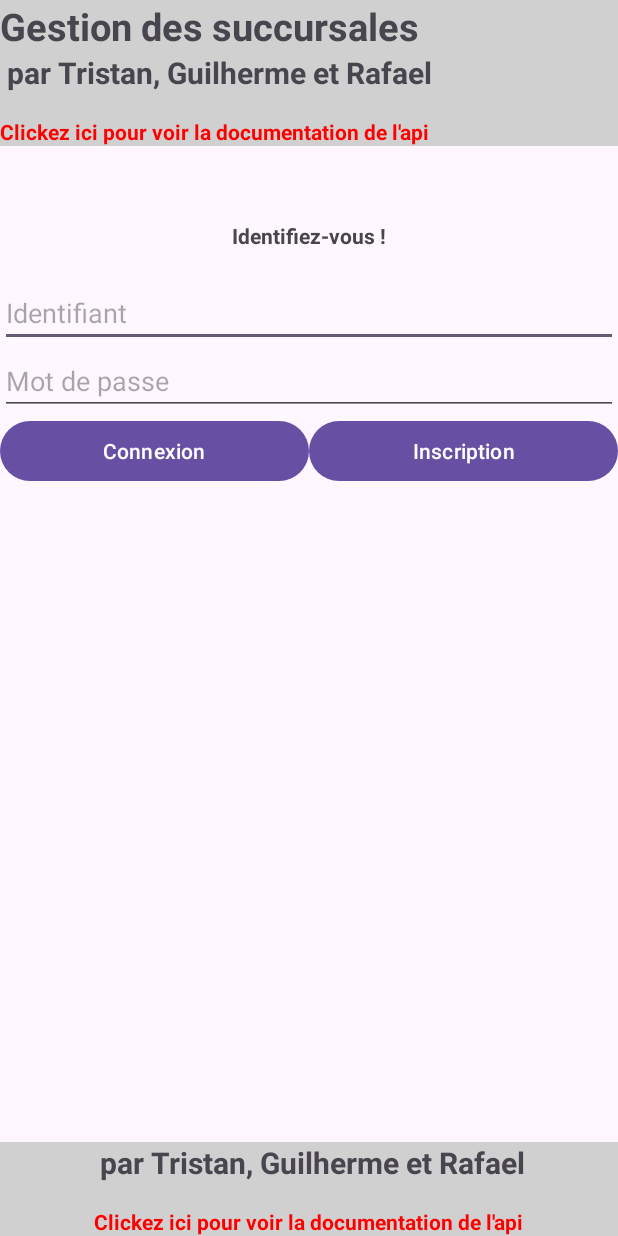
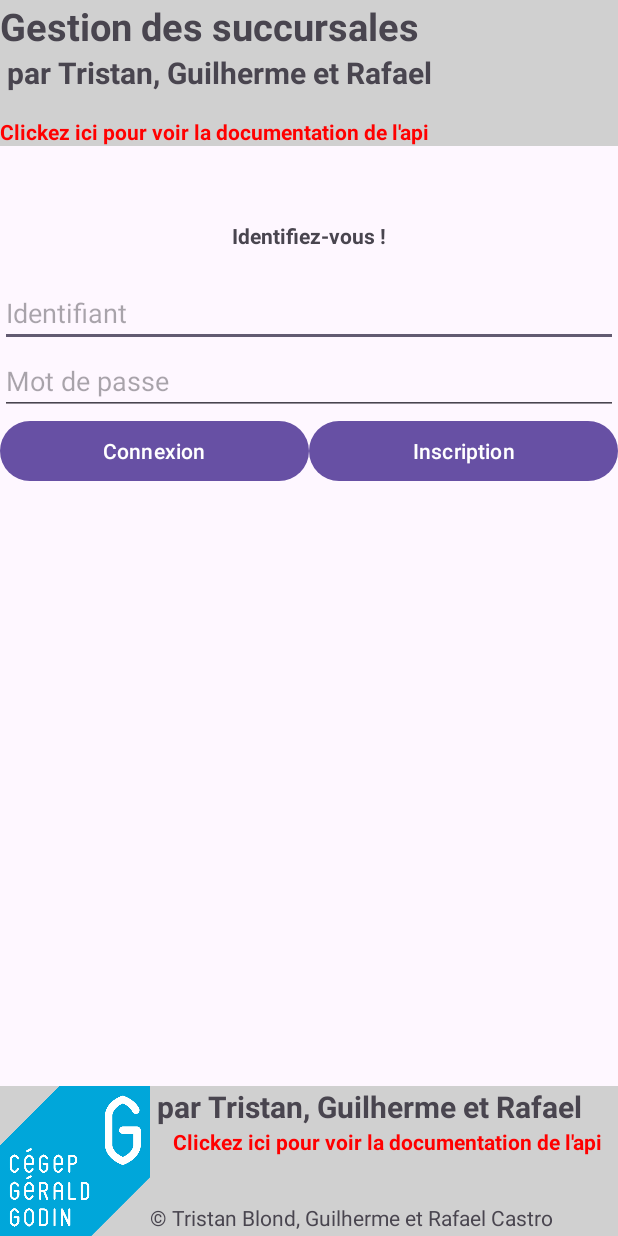
Before and after one commit to Tantris514/Gestion-des-succursales-android, an Android app: the screen it shows after launch (MainActivity), on a phone screen of 412 x 824 dp. Run offline under Robolectric (Android 15) with nearby library versions, the phone set to English and light mode, and no system bars.

Commit message:
Added the image

```diff
--- a/app/src/main/res/layout/activity_main.xml
+++ b/app/src/main/res/layout/activity_main.xml
@@ -104,7 +104,6 @@
         app:layout_constraintRight_toRightOf="parent" />
 
 
-
     <androidx.constraintlayout.widget.ConstraintLayout
         android:id="@+id/footerInfo"
         android:layout_width="match_parent"
@@ -115,15 +114,14 @@
         app:layout_constraintRight_toRightOf="parent">
 
         <ImageView
-            android:id="@+id/footerTitle"
-            android:layout_width="wrap_content"
-            android:layout_height="wrap_content"
-            android:text="Gestion des succursales"
-            android:textSize="25sp"
-            android:textStyle="bold"
-            app:layout_constraintTop_toTopOf="parent"
-            app:layout_constraintLeft_toLeftOf="parent"
-            app:layout_constraintRight_toRightOf="parent"/>
+            android:id="@+id/footerImage"
+            android:layout_width="100dp"
+            android:layout_height="100dp"
+            android:src="@drawable/logog"
+            app:layout_constraintBottom_toBottomOf="parent"
+            app:layout_constraintStart_toStartOf="parent"
+            android:scaleType="centerInside"
+            app:layout_constraintTop_toTopOf="parent" />
 
         <TextView
             android:id="@+id/footerAuthors"
@@ -132,22 +130,31 @@
             android:text=" par Tristan, Guilherme et Rafael"
             android:textSize="20sp"
             android:textStyle="bold"
-            app:layout_constraintTop_toBottomOf="@id/footerTitle"
-            app:layout_constraintLeft_toLeftOf="parent"
-            app:layout_constraintRight_toRightOf="parent"/>
+            app:layout_constraintStart_toEndOf="@id/footerImage"
+            app:layout_constraintTop_toTopOf="parent"
+            app:layout_constraintBottom_toTopOf="@+id/footerLink" />
 
         <TextView
             android:id="@+id/footerLink"
-            android:layout_width="wrap_content"
+            android:layout_width="0dp"
             android:layout_height="wrap_content"
-            android:layout_marginTop="16dp"
+            android:layout_marginStart="115dp"
             android:text="Clickez ici pour voir la documentation de l'api"
             android:textColor="#ff0000"
             android:textSize="14sp"
             android:textStyle="bold"
-            app:layout_constraintTop_toBottomOf="@id/footerAuthors"
-            app:layout_constraintLeft_toLeftOf="parent"
-            app:layout_constraintRight_toRightOf="parent"/>
+            app:layout_constraintStart_toEndOf="@+id/footerImage"
+            app:layout_constraintStart_toStartOf="@id/footerImage"
+            app:layout_constraintTop_toBottomOf="@id/footerAuthors" />
+
+        <TextView
+            android:id="@+id/textView"
+            android:layout_width="wrap_content"
+            android:layout_height="wrap_content"
+            android:layout_marginTop="31dp"
+            android:text="© Tristan Blond, Guilherme et Rafael Castro"
+            app:layout_constraintStart_toEndOf="@+id/footerImage"
+            app:layout_constraintTop_toBottomOf="@+id/footerLink" />
     </androidx.constraintlayout.widget.ConstraintLayout>
 
 
```
Also changed, not shown: app/src/main/res/drawable/logog.png (added).
